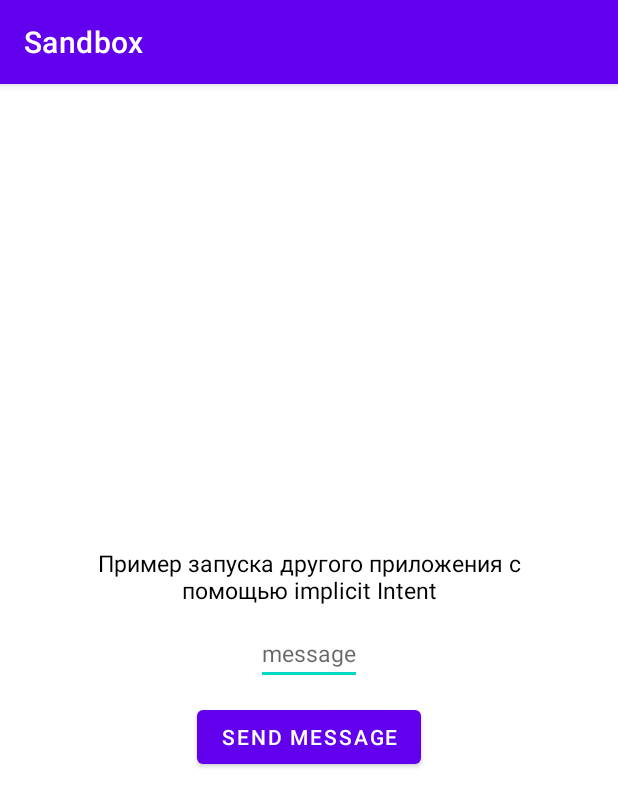
After one commit to KirillGorbach/Sandbox, an Android app: the fragment OtherFragment shown on its own in the app's theme, on a phone screen of 412 x 824 dp. The commit adds this screen. Shown: the top 807 px of the screen. Run offline under Robolectric (Android 15) with nearby library versions, the phone set to English and light mode, and no system bars; network calls fail.

Commit message:
implicit intent

```diff
--- a/app/build.gradle
+++ b/app/build.gradle
@@ -60,6 +60,10 @@ dependencies {
     implementation 'androidx.room:room-runtime:2.4.2'
     implementation 'androidx.room:room-rxjava3:2.4.2'
     kapt 'androidx.room:room-compiler:2.4.2'
+    //WorkManager
+    implementation "androidx.work:work-runtime:2.7.1"
+    //Paging 3
+    implementation "androidx.paging:paging-runtime:3.1.1"
 
     implementation 'androidx.core:core-ktx:1.8.0'
     implementation 'androidx.appcompat:appcompat:1.4.2'
--- a/app/src/main/java/com/sandbox/MainActivity.kt
+++ b/app/src/main/java/com/sandbox/MainActivity.kt
@@ -38,7 +38,9 @@ class MainActivity : AppCompatActivity() {
                 R.id.nav_countdown,
                 R.id.nav_broadcastReceiverFragment,
                 R.id.nav_roomFragment,
-                R.id.nav_customViewFragment
+                R.id.nav_customViewFragment,
+                R.id.nav_workManagerFragment,
+                R.id.nav_otherFragment
             ), drawerLayout
         )
         setupActionBarWithNavController(navController, appBarConfiguration)
--- a/app/src/main/java/com/sandbox/fragments/customview/CustomViewFragment.kt
+++ b/app/src/main/java/com/sandbox/fragments/customview/CustomViewFragment.kt
@@ -1,4 +1,4 @@
-package com.sandbox.customview
+package com.sandbox.fragments.customview
 
 import android.os.Bundle
 import android.view.LayoutInflater
--- a/app/src/main/java/com/sandbox/fragments/customview/TrafficLights.kt
+++ b/app/src/main/java/com/sandbox/fragments/customview/TrafficLights.kt
@@ -1,4 +1,4 @@
-package com.sandbox.customview
+package com.sandbox.fragments.customview
 
 import android.content.Context
 import android.graphics.Canvas
--- /dev/null
+++ b/app/src/main/java/com/sandbox/fragments/other/OtherFragment.kt
@@ -0,0 +1,47 @@
+package com.sandbox.fragments.other
+
+import android.content.Intent
+import android.os.Bundle
+import android.view.LayoutInflater
+import android.view.View
+import android.view.ViewGroup
+import androidx.fragment.app.Fragment
+import com.sandbox.databinding.FragmentOtherBinding
+
+
+class OtherFragment : Fragment() {
+
+    private var _binding: FragmentOtherBinding? = null
+    private val binding get() = _binding!!
+
+    override fun onCreateView(
+        inflater: LayoutInflater, container: ViewGroup?,
+        savedInstanceState: Bundle?
+    ): View? {
+        _binding = FragmentOtherBinding.inflate(inflater, container, false)
+
+
+        with(binding){
+            btnSend.setOnClickListener {
+                inputMsg.text?.let {
+                    if(it.isNotEmpty()){
+                        val intent = Intent(Intent.ACTION_SEND)
+                        intent.type = "text/plain"
+                        intent.putExtra(Intent.EXTRA_TEXT, it.toString())
+                        val chosenIntent =
+                            Intent.createChooser(intent, "Способ послать сообщение")
+                        startActivity(chosenIntent)
+                    }
+                }
+            }
+        }
+
+        return binding.root
+    }
+
+
+    override fun onDestroy() {
+        super.onDestroy()
+        _binding = null
+    }
+}
--- a/app/src/main/res/layout/fragment_custom_view.xml
+++ b/app/src/main/res/layout/fragment_custom_view.xml
@@ -4,11 +4,11 @@
     android:layout_width="match_parent"
     android:layout_height="match_parent"
     xmlns:app="http://schemas.android.com/apk/res-auto"
-    tools:context=".customview.CustomViewFragment"
+    tools:context=".fragments.customview.CustomViewFragment"
     android:orientation="vertical"
     android:weightSum="1">
 
-    <com.sandbox.customview.TrafficLights
+    <com.sandbox.fragments.customview.TrafficLights
         android:id="@+id/view_traffic_lights"
         android:layout_width="match_parent"
         android:layout_height="match_parent"
--- /dev/null
+++ b/app/src/main/res/layout/fragment_other.xml
@@ -0,0 +1,40 @@
+<?xml version="1.0" encoding="utf-8"?>
+<ScrollView xmlns:android="http://schemas.android.com/apk/res/android"
+    xmlns:app="http://schemas.android.com/apk/res-auto"
+    xmlns:tools="http://schemas.android.com/tools"
+    android:layout_width="match_parent"
+    android:layout_height="match_parent"
+    tools:context=".fragments.other.OtherFragment">
+
+    <LinearLayout
+        android:layout_width="wrap_content"
+        android:layout_height="wrap_content"
+        android:layout_gravity="center"
+        android:orientation="vertical">
+
+<!--        Intent-->
+        <TextView
+            android:layout_width="wrap_content"
+            android:layout_height="wrap_content"
+            style="@style/MyTextViewStyle"
+            android:maxWidth="300dp"
+            android:textAlignment="center"
+            android:text="Пример запуска другого приложения с помощью implicit Intent"/>
+        <com.google.android.material.textfield.TextInputEditText
+            android:id="@+id/input_msg"
+            android:layout_width="wrap_content"
+            android:layout_height="wrap_content"
+            android:hint="message"
+            style="@style/MyInputStyle"
+            android:layout_gravity="center_horizontal"/>
+        <Button
+            android:id="@+id/btn_send"
+            style="@style/MyButtonStyle"
+            android:layout_gravity="center"
+            android:layout_width="wrap_content"
+            android:layout_height="wrap_content"
+            android:text="Send message" />
+    </LinearLayout>
+
+
+</ScrollView>
--- a/app/src/main/res/values/colors.xml
+++ b/app/src/main/res/values/colors.xml
@@ -6,5 +6,6 @@
     <color name="teal_200">#FF03DAC5</color>
     <color name="teal_700">#FF018786</color>
     <color name="black">#FF000000</color>
+    <color name="gray">#8F8F8F</color>
     <color name="white">#FFFFFFFF</color>
 </resources>
--- a/app/src/main/res/values/themes.xml
+++ b/app/src/main/res/values/themes.xml
@@ -30,6 +30,20 @@
         <item name="android:layout_margin">5dp</item>
     </style>
 
+    <style name="MyInputStyle">
+        <item name="hintTextColor">@color/gray</item>
+        <item name="android:textColor">@color/black</item>
+        <item name="android:textSize">15sp</item>
+        <item name="height">24sp</item>
+        <item name="android:layout_margin">5dp</item>
+    </style>
+    <style name="MyTextViewStyle">
+        <item name="android:textColor">@color/black</item>
+        <item name="android:textSize">15sp</item>
+        <item name="height">24sp</item>
+        <item name="android:layout_margin">5dp</item>
+    </style>
+
     <style name="Theme.Sandbox.AppBarOverlay" parent="ThemeOverlay.AppCompat.Dark.ActionBar" />
 
     <style name="Theme.Sandbox.PopupOverlay" parent="ThemeOverlay.AppCompat.Light" />
```
Also changed, not shown: app/src/main/java/com/sandbox/fragments/workmanager/MyWorker.kt (+17 -1 lines), app/src/main/java/com/sandbox/fragments/workmanager/WorkManagerFragment.kt (+31 -40 lines), app/src/main/res/layout/fragment_work_manager.xml (+8 -5 lines), app/src/main/res/menu/drawer_menu.xml (+8 -0 lines), app/src/main/res/navigation/nav_graph.xml (+12 -2 lines).
